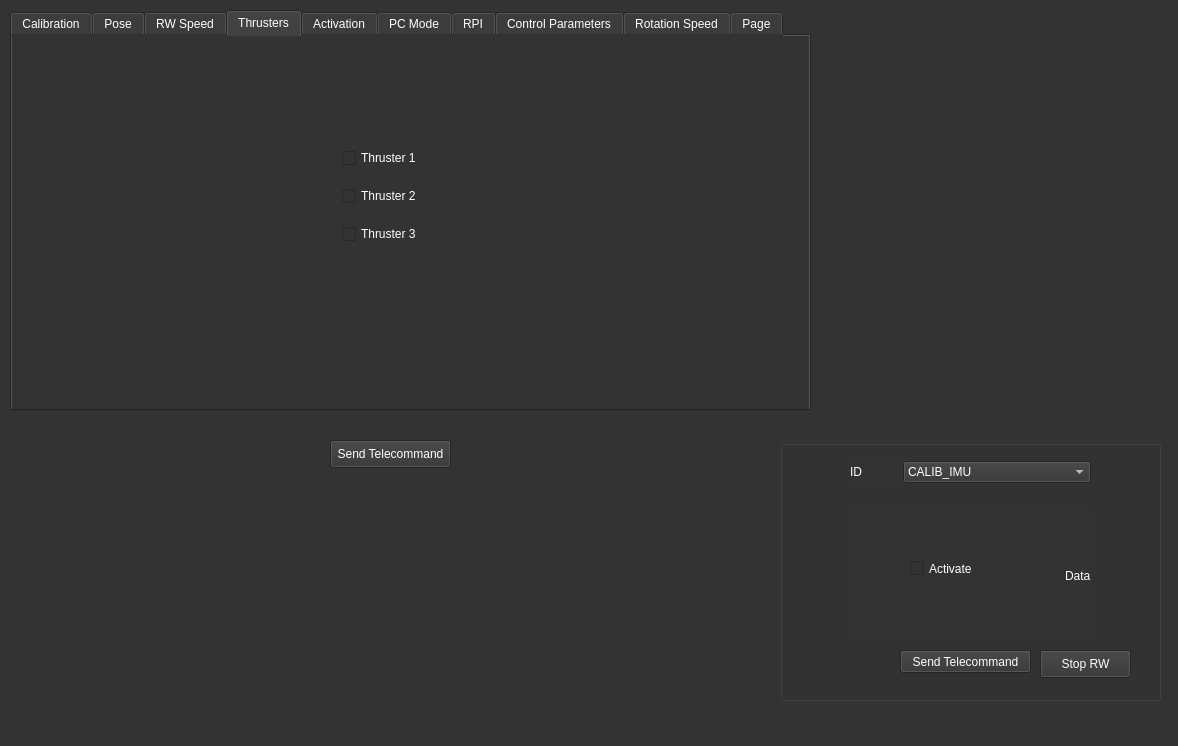
First picture: the form in ARVID_GS/tcwindow.ui, repository Eruvae/floatsat5, before the edit.
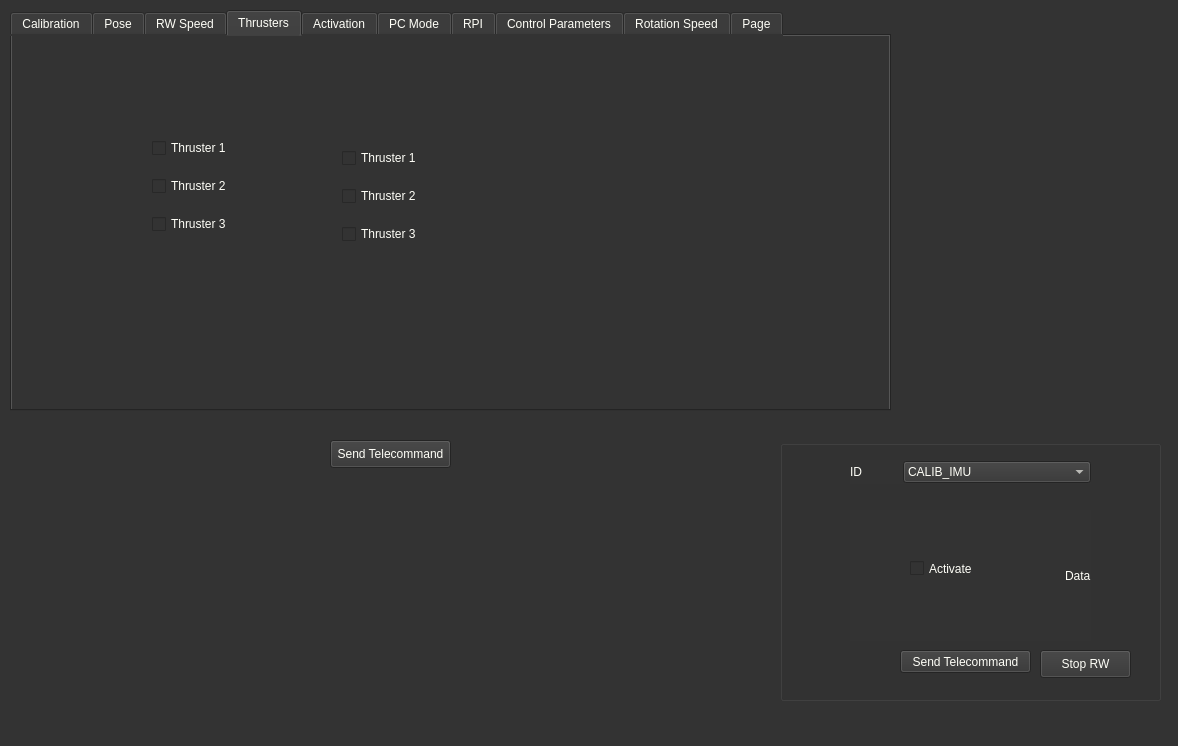
Second picture: the form after the edit. The open tabs and pages were chosen to show the change. Icons and pictures are not drawn.

Commit message: Added Support Window

Patch:
```diff
--- a/ARVID_GS/tcwindow.ui
+++ b/ARVID_GS/tcwindow.ui
@@ -729,7 +729,7 @@
     <rect>
      <x>10</x>
      <y>10</y>
-     <width>801</width>
+     <width>881</width>
      <height>401</height>
     </rect>
    </property>
@@ -928,6 +928,39 @@
       </item>
      </layout>
     </widget>
+    <widget class="QWidget" name="layoutWidget_11">
+     <property name="geometry">
+      <rect>
+       <x>140</x>
+       <y>90</y>
+       <width>121</width>
+       <height>121</height>
+      </rect>
+     </property>
+     <layout class="QVBoxLayout" name="verticalLayout_15">
+      <item>
+       <widget class="QCheckBox" name="T1_4">
+        <property name="text">
+         <string>Thruster 1</string>
+        </property>
+       </widget>
+      </item>
+      <item>
+       <widget class="QCheckBox" name="T2_4">
+        <property name="text">
+         <string>Thruster 2</string>
+        </property>
+       </widget>
+      </item>
+      <item>
+       <widget class="QCheckBox" name="T3_4">
+        <property name="text">
+         <string>Thruster 3</string>
+        </property>
+       </widget>
+      </item>
+     </layout>
+    </widget>
    </widget>
    <widget class="QWidget" name="tab_5">
     <attribute name="title">
```
Left out of the diff: 2 changed lines with no effect on the pictures. The commit also changes 5 other files.
